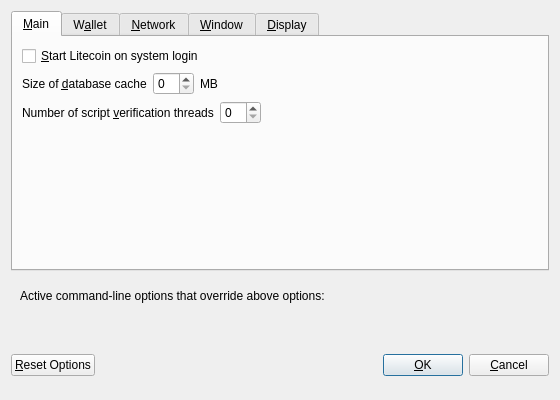
Qt form src/qt/forms/optionsdialog.ui (nguyenductai/flashcoin) before a commit.
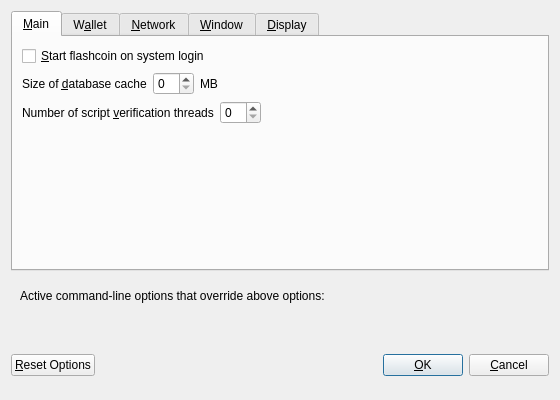
The same form after that commit. Custom widgets are drawn as their Qt base class.

Commit message: fix UI, change bitcoin to flashcoin, fix flashcoin unit 1000x

Patch:
```diff
--- a/src/qt/forms/optionsdialog.ui
+++ b/src/qt/forms/optionsdialog.ui
@@ -33,7 +33,7 @@
           <string>Automatically start Litecoin after logging in to the system.</string>
          </property>
          <property name="text">
-          <string>&amp;Start Litecoin on system login</string>
+          <string>&amp;Start flashcoin on system login</string>
          </property>
         </widget>
        </item>
```
Left out of the diff: 8 changed lines with no effect on the pictures. The commit also changes 98 other files.
